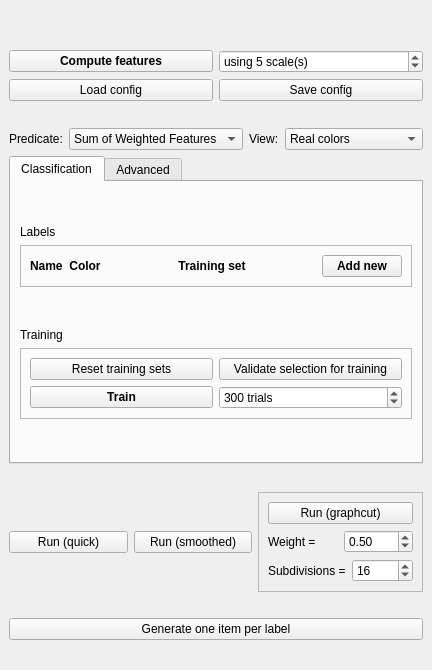
CGAL/cgal, file Polyhedron/demo/Polyhedron/Plugins/Classification/Classification_widget.ui: the form before one commit.
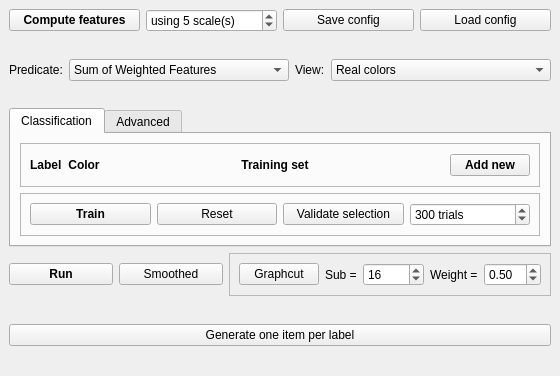
The form after the commit.

Commit message: Reduce widget size as much as possible

```diff
--- a/Polyhedron/demo/Polyhedron/Plugins/Classification/Classification_widget.ui
+++ b/Polyhedron/demo/Polyhedron/Plugins/Classification/Classification_widget.ui
@@ -6,8 +6,8 @@
    <rect>
     <x>0</x>
     <y>0</y>
-    <width>432</width>
-    <height>670</height>
+    <width>560</width>
+    <height>376</height>
    </rect>
   </property>
   <property name="windowTitle">
@@ -15,32 +15,6 @@
   </property>
   <widget class="QWidget" name="dockWidgetContents">
    <layout class="QVBoxLayout" name="verticalLayout_4">
-    <item>
-     <spacer name="verticalSpacer_12">
-      <property name="orientation">
-       <enum>Qt::Vertical</enum>
-      </property>
-      <property name="sizeHint" stdset="0">
-       <size>
-        <width>20</width>
-        <height>40</height>
-       </size>
-      </property>
-     </spacer>
-    </item>
-    <item>
-     <spacer name="verticalSpacer">
-      <property name="orientation">
-       <enum>Qt::Vertical</enum>
-      </property>
-      <property name="sizeHint" stdset="0">
-       <size>
-        <width>20</width>
-        <height>40</height>
-       </size>
-      </property>
-     </spacer>
-    </item>
     <item>
      <layout class="QHBoxLayout" name="horizontalLayout_7">
       <item>
@@ -72,17 +46,6 @@
         </property>
        </widget>
       </item>
-     </layout>
-    </item>
-    <item>
-     <layout class="QHBoxLayout" name="horizontalLayout_8">
-      <item>
-       <widget class="QPushButton" name="load_config">
-        <property name="text">
-         <string>Load config</string>
-        </property>
-       </widget>
-      </item>
       <item>
        <widget class="QPushButton" name="save_config">
         <property name="text">
@@ -90,10 +53,17 @@
         </property>
        </widget>
       </item>
+      <item>
+       <widget class="QPushButton" name="load_config">
+        <property name="text">
+         <string>Load config</string>
+        </property>
+       </widget>
+      </item>
      </layout>
     </item>
     <item>
-     <spacer name="verticalSpacer_3">
+     <spacer name="verticalSpacer">
       <property name="orientation">
        <enum>Qt::Vertical</enum>
       </property>
@@ -174,8 +144,27 @@
       </item>
      </layout>
     </item>
+    <item>
+     <spacer name="verticalSpacer_3">
+      <property name="orientation">
+       <enum>Qt::Vertical</enum>
+      </property>
+      <property name="sizeHint" stdset="0">
+       <size>
+        <width>20</width>
+        <height>40</height>
+       </size>
+      </property>
+     </spacer>
+    </item>
     <item>
      <widget class="QTabWidget" name="tabWidget">
+      <property name="sizePolicy">
+       <sizepolicy hsizetype="Preferred" vsizetype="MinimumExpanding">
+        <horstretch>0</horstretch>
+        <verstretch>0</verstretch>
+       </sizepolicy>
+      </property>
       <property name="contextMenuPolicy">
        <enum>Qt::NoContextMenu</enum>
       </property>
@@ -183,30 +172,16 @@
        <number>0</number>
       </property>
       <widget class="QWidget" name="tab_classif">
+       <property name="sizePolicy">
+        <sizepolicy hsizetype="Expanding" vsizetype="Minimum">
+         <horstretch>0</horstretch>
+         <verstretch>0</verstretch>
+        </sizepolicy>
+       </property>
        <attribute name="title">
         <string>Classification</string>
        </attribute>
        <layout class="QVBoxLayout" name="verticalLayout">
-        <item>
-         <spacer name="verticalSpacer_4">
-          <property name="orientation">
-           <enum>Qt::Vertical</enum>
-          </property>
-          <property name="sizeHint" stdset="0">
-           <size>
-            <width>20</width>
-            <height>40</height>
-           </size>
-          </property>
-         </spacer>
-        </item>
-        <item>
-         <widget class="QLabel" name="label_8">
-          <property name="text">
-           <string>Labels</string>
-          </property>
-         </widget>
-        </item>
         <item>
          <widget class="QFrame" name="frame_2">
           <property name="frameShape">
@@ -262,7 +237,7 @@
                 </font>
                </property>
                <property name="text">
-                <string>Name</string>
+                <string>Label</string>
                </property>
                <property name="alignment">
                 <set>Qt::AlignLeading|Qt::AlignLeft|Qt::AlignVCenter</set>
@@ -319,26 +294,6 @@
           </layout>
          </widget>
         </item>
-        <item>
-         <spacer name="verticalSpacer_5">
-          <property name="orientation">
-           <enum>Qt::Vertical</enum>
-          </property>
-          <property name="sizeHint" stdset="0">
-           <size>
-            <width>20</width>
-            <height>40</height>
-           </size>
-          </property>
-         </spacer>
-        </item>
-        <item>
-         <widget class="QLabel" name="label_11">
-          <property name="text">
-           <string>Training</string>
-          </property>
-         </widget>
-        </item>
         <item>
          <widget class="QFrame" name="frame_3">
           <property name="frameShape">
@@ -349,71 +304,54 @@
           </property>
           <layout class="QHBoxLayout" name="horizontalLayout_6">
            <item>
-            <layout class="QGridLayout" name="gridLayout_2">
-             <item row="1" column="0">
-              <widget class="QPushButton" name="train">
-               <property name="font">
-                <font>
-                 <weight>75</weight>
-                 <bold>true</bold>
-                </font>
-               </property>
-               <property name="text">
-                <string>Train</string>
-               </property>
-              </widget>
-             </item>
-             <item row="1" column="1">
-              <widget class="QSpinBox" name="number_of_trials">
-               <property name="suffix">
-                <string> trials</string>
-               </property>
-               <property name="minimum">
-                <number>10</number>
-               </property>
-               <property name="maximum">
-                <number>1000000000</number>
-               </property>
-               <property name="singleStep">
-                <number>10</number>
-               </property>
-               <property name="value">
-                <number>300</number>
-               </property>
-              </widget>
-             </item>
-             <item row="0" column="0">
-              <widget class="QPushButton" name="reset_training_sets">
-               <property name="text">
-                <string>Reset training sets</string>
-               </property>
-              </widget>
-             </item>
-             <item row="0" column="1">
-              <widget class="QPushButton" name="validate_selection">
-               <property name="text">
-                <string>Validate selection for training</string>
-               </property>
-              </widget>
-             </item>
-            </layout>
+            <widget class="QPushButton" name="train">
+             <property name="font">
+              <font>
+               <weight>75</weight>
+               <bold>true</bold>
+              </font>
+             </property>
+             <property name="text">
+              <string>Train</string>
+             </property>
+            </widget>
+           </item>
+           <item>
+            <widget class="QPushButton" name="reset_training_sets">
+             <property name="text">
+              <string>Reset</string>
+             </property>
+            </widget>
+           </item>
+           <item>
+            <widget class="QPushButton" name="validate_selection">
+             <property name="text">
+              <string>Validate selection</string>
+             </property>
+            </widget>
+           </item>
+           <item>
+            <widget class="QSpinBox" name="number_of_trials">
+             <property name="suffix">
+              <string> trials</string>
+             </property>
+             <property name="minimum">
+              <number>10</number>
+             </property>
+             <property name="maximum">
+              <number>1000000000</number>
+             </property>
+             <property name="singleStep">
+              <number>10</number>
+             </property>
+             <property name="value">
+              <number>300</number>
+             </property>
+            </widget>
            </item>
           </layout>
          </widget>
         </item>
-        <item>
-         <spacer name="verticalSpacer_11">
-          <property name="orientation">
-           <enum>Qt::Vertical</enum>
-          </property>
-          <property name="sizeHint" stdset="0">
-           <size>
-            <width>20</width>
-            <height>40</height>
-           </size>
-          </property>
-         </spacer>
-        </item>
        </layout>
       </widget>
       <widget class="QWidget" name="tab_advanced">
@@ -427,19 +365,6 @@
         <string>Advanced</string>
        </attribute>
        <layout class="QVBoxLayout" name="verticalLayout_3">
-        <item>
-         <spacer name="verticalSpacer_2">
-          <property name="orientation">
-           <enum>Qt::Vertical</enum>
-          </property>
-          <property name="sizeHint" stdset="0">
-           <size>
-            <width>20</width>
-            <height>40</height>
-           </size>
-          </property>
-         </spacer>
-        </item>
         <item>
          <layout class="QHBoxLayout" name="horizontalLayout_4" stretch="0,2">
           <item>
@@ -467,19 +392,6 @@
           </item>
          </layout>
         </item>
-        <item>
-         <spacer name="verticalSpacer_10">
-          <property name="orientation">
-           <enum>Qt::Vertical</enum>
-          </property>
-          <property name="sizeHint" stdset="0">
-           <size>
-            <width>20</width>
-            <height>40</height>
-           </size>
-          </property>
-         </spacer>
-        </item>
         <item>
          <widget class="QSlider" name="feature_weight">
           <property name="sizePolicy">
@@ -511,19 +423,6 @@
           </property>
          </widget>
         </item>
-        <item>
-         <spacer name="verticalSpacer_7">
-          <property name="orientation">
-           <enum>Qt::Vertical</enum>
-          </property>
-          <property name="sizeHint" stdset="0">
-           <size>
-            <width>20</width>
-            <height>40</height>
-           </size>
-          </property>
-         </spacer>
-        </item>
         <item>
          <layout class="QGridLayout" name="gridLayout">
           <item row="0" column="1">
@@ -580,55 +479,29 @@
           </item>
          </layout>
         </item>
-        <item>
-         <spacer name="verticalSpacer_9">
-          <property name="orientation">
-           <enum>Qt::Vertical</enum>
-          </property>
-          <property name="sizeHint" stdset="0">
-           <size>
-            <width>20</width>
-            <height>40</height>
-           </size>
-          </property>
-         </spacer>
-        </item>
        </layout>
       </widget>
      </widget>
     </item>
-    <item>
-     <spacer name="verticalSpacer_8">
-      <property name="orientation">
-       <enum>Qt::Vertical</enum>
-      </property>
-      <property name="sizeHint" stdset="0">
-       <size>
-        <width>20</width>
-        <height>41</height>
-       </size>
-      </property>
-     </spacer>
-    </item>
     <item>
      <layout class="QHBoxLayout" name="horizontalLayout_9">
       <item>
        <widget class="QPushButton" name="run">
         <property name="font">
          <font>
-          <weight>50</weight>
-          <bold>false</bold>
+          <weight>75</weight>
+          <bold>true</bold>
          </font>
         </property>
         <property name="text">
-         <string>Run (quick)</string>
+         <string>Run</string>
         </property>
        </widget>
       </item>
       <item>
        <widget class="QPushButton" name="run_smoothed">
         <property name="text">
-         <string>Run (smoothed)</string>
+         <string>Smoothed</string>
         </property>
        </widget>
       </item>
@@ -640,7 +513,7 @@
         <property name="frameShadow">
          <enum>QFrame::Raised</enum>
         </property>
-        <layout class="QVBoxLayout" name="verticalLayout_2">
+        <layout class="QHBoxLayout" name="horizontalLayout_10">
          <item>
           <widget class="QPushButton" name="run_graphcut">
            <property name="font">
@@ -650,10 +523,34 @@
             </font>
            </property>
            <property name="text">
-            <string>Run (graphcut)</string>
+            <string>Graphcut</string>
            </property>
           </widget>
          </item>
+         <item>
+          <layout class="QHBoxLayout" name="horizontalLayout_3">
+           <item>
+            <widget class="QLabel" name="label_6">
+             <property name="text">
+              <string>Sub =</string>
+             </property>
+            </widget>
+           </item>
+           <item>
+            <widget class="QSpinBox" name="subdivisionsSpinBox">
+             <property name="minimum">
+              <number>1</number>
+             </property>
+             <property name="maximum">
+              <number>10000</number>
+             </property>
+             <property name="value">
+              <number>16</number>
+             </property>
+            </widget>
+           </item>
+          </layout>
+         </item>
          <item>
           <layout class="QHBoxLayout" name="horizontalLayout_2">
            <item>
@@ -687,37 +584,13 @@
            </item>
           </layout>
          </item>
-         <item>
-          <layout class="QHBoxLayout" name="horizontalLayout_3">
-           <item>
-            <widget class="QLabel" name="label_6">
-             <property name="text">
-              <string>Subdivisions =</string>
-             </property>
-            </widget>
-           </item>
-           <item>
-            <widget class="QSpinBox" name="subdivisionsSpinBox">
-             <property name="minimum">
-              <number>1</number>
-             </property>
-             <property name="maximum">
-              <number>10000</number>
-             </property>
-             <property name="value">
-              <number>16</number>
-             </property>
-            </widget>
-           </item>
-          </layout>
-         </item>
         </layout>
        </widget>
       </item>
      </layout>
     </item>
     <item>
-     <spacer name="verticalSpacer_6">
+     <spacer name="verticalSpacer_5">
       <property name="orientation">
        <enum>Qt::Vertical</enum>
       </property>
@@ -741,7 +614,7 @@
      </layout>
     </item>
     <item>
-     <spacer name="verticalSpacer_14">
+     <spacer name="verticalSpacer_6">
       <property name="orientation">
        <enum>Qt::Vertical</enum>
       </property>
```
